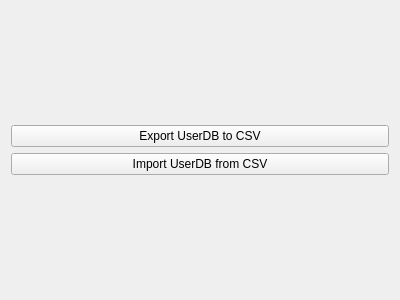
RSDKModding/RetroED, file RetroEDv2/tools/userdbmanager.ui: the form before one commit.
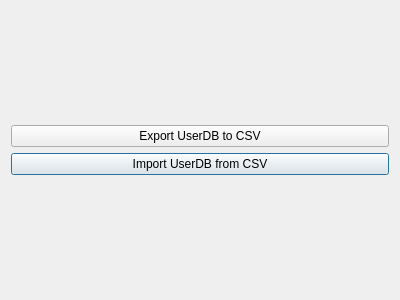
The form after the commit.

Patch:
```diff
--- a/RetroEDv2/tools/userdbmanager.ui
+++ b/RetroEDv2/tools/userdbmanager.ui
@@ -1,7 +1,7 @@
 <?xml version="1.0" encoding="UTF-8"?>
 <ui version="4.0">
  <class>UserDBManager</class>
- <widget class="QWidget" name="UserDBManager">
+ <widget class="QDialog" name="UserDBManager">
   <property name="geometry">
    <rect>
     <x>0</x>
```
Left out of the diff: 2 changed lines with no effect on the pictures.
